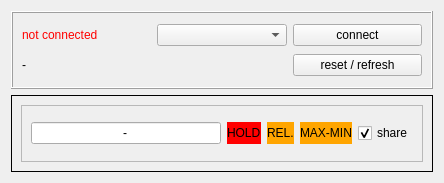
This is ms8050window.ui in bchjoerni/mlab as Qt 5 draws it before an edit. The edited form follows.
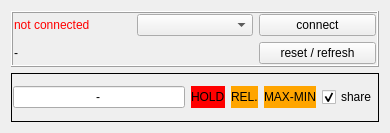
This is the edited form.

What changed in the file:
```diff
--- a/ms8050window.ui
+++ b/ms8050window.ui
@@ -6,8 +6,8 @@
    <rect>
     <x>0</x>
     <y>0</y>
-    <width>444</width>
-    <height>183</height>
+    <width>390</width>
+    <height>133</height>
    </rect>
   </property>
   <property name="windowTitle">
@@ -23,6 +23,18 @@
       <enum>QFrame::Raised</enum>
      </property>
      <layout class="QGridLayout" name="gridLayout_6">
+      <property name="leftMargin">
+       <number>1</number>
+      </property>
+      <property name="topMargin">
+       <number>1</number>
+      </property>
+      <property name="rightMargin">
+       <number>1</number>
+      </property>
+      <property name="bottomMargin">
+       <number>1</number>
+      </property>
       <item row="0" column="0">
        <widget class="QLabel" name="lbl_status">
         <property name="styleSheet">
@@ -69,15 +81,39 @@
       <enum>QFrame::Box</enum>
      </property>
      <layout class="QGridLayout" name="gridLayout_10">
+      <property name="leftMargin">
+       <number>1</number>
+      </property>
+      <property name="topMargin">
+       <number>1</number>
+      </property>
+      <property name="rightMargin">
+       <number>1</number>
+      </property>
+      <property name="bottomMargin">
+       <number>1</number>
+      </property>
       <item row="0" column="0">
        <widget class="QFrame" name="frame_value">
         <property name="frameShape">
-         <enum>QFrame::StyledPanel</enum>
+         <enum>QFrame::NoFrame</enum>
         </property>
         <property name="frameShadow">
          <enum>QFrame::Raised</enum>
         </property>
         <layout class="QGridLayout" name="gridLayout_3">
+         <property name="leftMargin">
+          <number>0</number>
+         </property>
+         <property name="topMargin">
+          <number>0</number>
+         </property>
+         <property name="rightMargin">
+          <number>0</number>
+         </property>
+         <property name="bottomMargin">
+          <number>0</number>
+         </property>
          <item row="0" column="0">
           <widget class="QLineEdit" name="txt_value">
            <property name="text">
```
